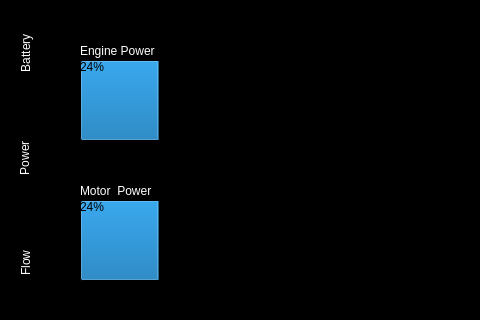
Old version of the form HackPsu2017/mainwindow.ui in the repository Kbrown555/ecoCAR_display.
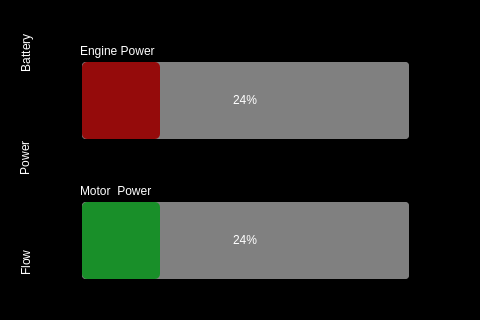
New version of the form. The open tabs and pages were chosen to show the change. Icons and pictures are not drawn.

Patch:
```diff
--- a/HackPsu2017/mainwindow.ui
+++ b/HackPsu2017/mainwindow.ui
@@ -303,6 +303,21 @@
         <height>81</height>
        </rect>
       </property>
+      <property name="styleSheet">
+       <string notr="true">QProgressBar{
+border: 2px solid black;
+border-radius: 5px;
+text-align: center;
+color:white;
+background:grey;
+}
+QProgressBar::chunk{
+border-radius: 5px;
+color: red;
+background-color:rgb(149, 11, 11);
+}
+</string>
+      </property>
       <property name="value">
        <number>24</number>
       </property>
@@ -316,6 +331,21 @@
         <height>81</height>
        </rect>
       </property>
+      <property name="styleSheet">
+       <string notr="true">QProgressBar{
+border: 2px solid black;
+border-radius: 5px;
+text-align: center;
+color:white;
+background:grey;
+}
+QProgressBar::chunk{
+border-radius: 5px;
+color: red;
+background-color:rgb(25, 143, 41);
+}
+</string>
+      </property>
       <property name="value">
        <number>24</number>
       </property>
```
Left out of the diff: 6 changed lines with no effect on the pictures.
